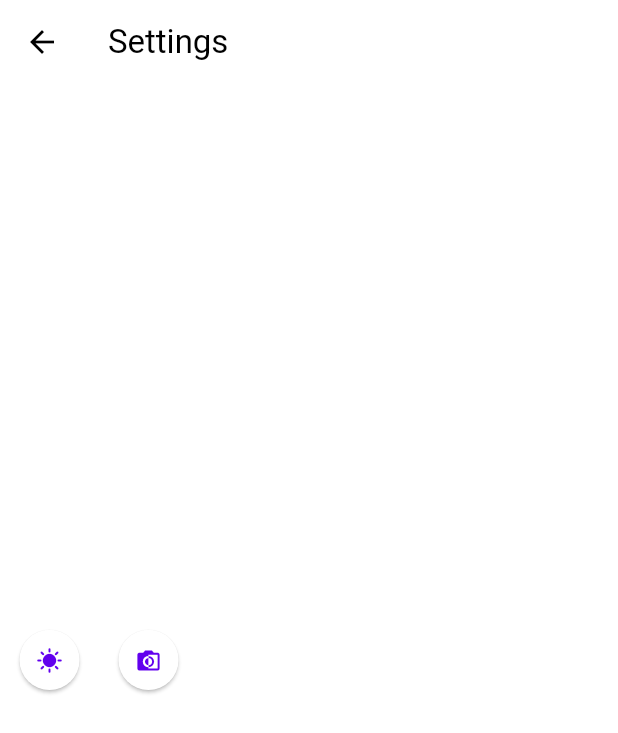
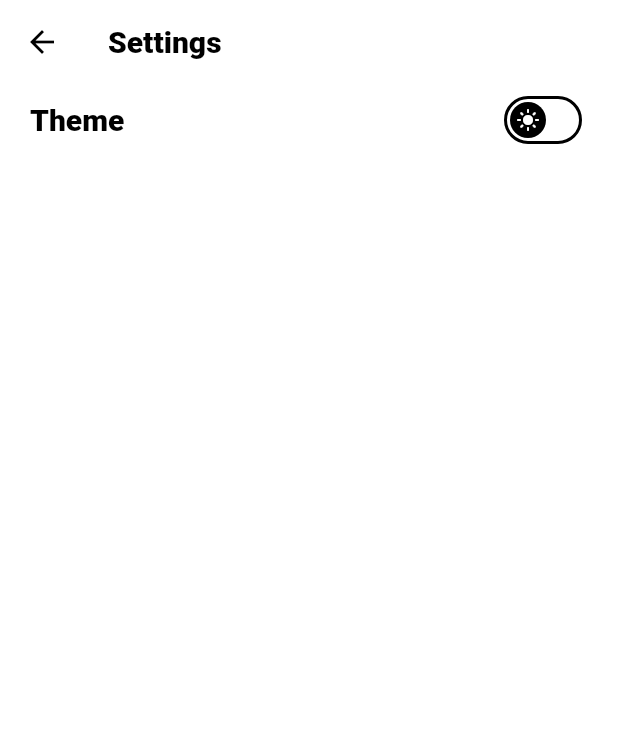
Before and after one commit to Minusgolovushka/readQuran, a Flutter app: the screen it shows after launch, after a tap on the "settings" icon, on a phone screen of 412 x 824 dp. Shown: the top 733 px of the screen. Run offline on Flutter 3.47's test engine with Material 3 defaults, Android fonts, the light colour scheme and no system bars; our stand-ins replace audio_video_progress_bar, auto_route, dio, flutter_cache_manager, flutter_riverpod, hive_flutter and 1 more; accounts and stored records are empty; network calls fail.

Commit message:
finished main part of themes

```diff
--- a/lib/domain/providers/theme_notifier.dart
+++ b/lib/domain/providers/theme_notifier.dart
@@ -13,41 +13,37 @@ class ThemeNotifier extends StateNotifier<ThemeMode> {
   Future<void> loadTheme() async {
     final box = await Hive.openBox(themeBoxName);
     final storedTheme = box.get(_themeKey, defaultValue: 'System');
-    state = ThemeMode.values[storedTheme];
 
     switch (storedTheme) {
       case 'Light':
-        ThemeMode.light;
+        state = ThemeMode.light;
         break;
       case 'Dark':
-        ThemeMode.dark;
+        state = ThemeMode.dark;
         break;
       case 'System':
-        ThemeMode.system;
-        break;
       default:
-        ThemeMode.system;
+        state = ThemeMode.system;
         break;
     }
   }
 
   Future<void> setTheme(ThemeMode themeMode) async {
     state = themeMode;
+
     final box = await Hive.openBox(themeBoxName);
     String themeString;
 
     if (themeMode == ThemeMode.light) {
       themeString = 'Light';
-    }else if(themeMode == ThemeMode.dark){
+    } else if (themeMode == ThemeMode.dark) {
       themeString = 'Dark';
-    }else{
+    } else {
       themeString = 'System';
     }
 
     await box.put(_themeKey, themeString);
-
   }
-
 }
 
 final themeProvider = StateNotifierProvider<ThemeNotifier, ThemeMode>((ref){
--- a/lib/domain/themes.dart
+++ b/lib/domain/themes.dart
@@ -1,6 +1,7 @@
 import 'package:flutter/material.dart';
 
 const TextTheme baseTextTheme = TextTheme(
+    titleLarge: TextStyle(fontSize: 20, fontWeight: FontWeight.w900),
     bodyLarge: TextStyle(fontSize: 24),
     bodyMedium: TextStyle(fontSize: 14, fontStyle: FontStyle.italic),
     bodySmall: TextStyle(fontSize: 12),
@@ -9,7 +10,9 @@ const TextTheme baseTextTheme = TextTheme(
 final ThemeData lightTheme = ThemeData(
   primarySwatch: Colors.blue,
   colorScheme: const ColorScheme.light(
-    secondary: Color.fromARGB(255, 236, 248, 238)
+    primary: Color.fromARGB(255, 12, 75, 23),
+    secondary: Color.fromARGB(255, 236, 248, 238),
+   // surface: Color.fromARGB(255, 236, 248, 238),
   ),
   brightness: Brightness.light,
   textTheme: baseTextTheme,
@@ -18,7 +21,9 @@ final ThemeData lightTheme = ThemeData(
 final ThemeData darkTheme = ThemeData(
   primarySwatch: Colors.blueGrey,
   colorScheme: const ColorScheme.dark(
-    secondary: Color.fromARGB(255, 49, 49, 49)
+    primary: Color.fromARGB(255, 148, 148, 148),
+    secondary: Color.fromARGB(255, 29, 29, 29),
+    onSurface: Color.fromARGB(255, 201, 201, 201),
   ),
   brightness: Brightness.dark,
   textTheme: baseTextTheme,
--- a/lib/presentation/screens/settings_screen.dart
+++ b/lib/presentation/screens/settings_screen.dart
@@ -6,6 +6,7 @@ import 'package:readquran/domain/providers/theme_notifier.dart';
 @RoutePage()
 class SettingsScreen extends ConsumerWidget {
   const SettingsScreen({super.key});
+
   @override
   Widget build(BuildContext context, WidgetRef ref) {
     return Scaffold(
@@ -14,22 +15,23 @@ class SettingsScreen extends ConsumerWidget {
       ),
       body: Center(
         child: Column(
-          mainAxisAlignment: MainAxisAlignment.center,
+          mainAxisAlignment: MainAxisAlignment.start,
           children: [
-            Row(
-              children: [
-                ElevatedButton(
-                  style: ElevatedButton.styleFrom(shape: const CircleBorder()),
-                  onPressed: () {ref.read(themeProvider.notifier).setTheme(ThemeMode.light);},
-                  child: const Icon(Icons.sunny)
-                ),
-                 ElevatedButton(
-                  style: ElevatedButton.styleFrom(shape: const CircleBorder()),
-                  onPressed: () {ref.read(themeProvider.notifier).setTheme(ThemeMode.dark);},
-                  child: const Icon(Icons.monochrome_photos)
-                ),
-              ],
-            )
+            Padding(
+              padding: const EdgeInsets.symmetric(horizontal: 20),
+              child: Row(
+                mainAxisAlignment: MainAxisAlignment.spaceBetween,
+                children: [
+                  Text('Theme', style: Theme.of(context).textTheme.titleLarge),
+                  Switch(
+                    thumbIcon: WidgetStateProperty.all(Icon(Theme.of(context).brightness == Brightness.dark ? Icons.dark_mode : Icons.light_mode)),
+                    activeColor: Theme.of(context).primaryColorLight,
+                    value: ref.watch(themeProvider) == ThemeMode.dark,
+                    onChanged: (bool value) {ref.read(themeProvider.notifier).setTheme( value ? ThemeMode.dark : ThemeMode.light);},
+                  ),
+                ],
+              )
+            ),
           ],
         ),
       ),
--- a/lib/presentation/widgets/audio_bottom_bar.dart
+++ b/lib/presentation/widgets/audio_bottom_bar.dart
@@ -31,8 +31,6 @@ class AudioBottomBar extends ConsumerWidget {
         mainAxisSize: MainAxisSize.min,
         children: [
           ProgressBar(
-            progressBarColor: Theme.of(context).primaryColor,
-            thumbColor: Theme.of(context).primaryColor,
             thumbRadius: 5.0,
             timeLabelTextStyle: TextStyle(
               color: Theme.of(context).primaryColor,
```
